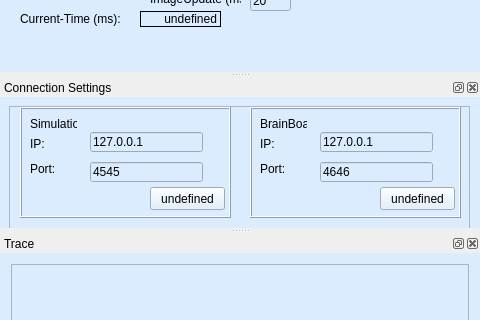
The window that mainwindow.ui (bitschieber/ISFDesktopControl) describes before a commit, drawn with Qt 5; both pictures show x 0 to 480 and y 95 to 415 of the 1024 by 768 pixel window.
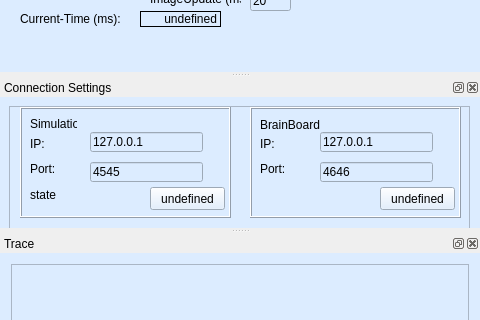
The same window after the commit. Custom widgets are drawn as their Qt base class.

Patch:
```diff
--- a/mainwindow.ui
+++ b/mainwindow.ui
@@ -762,6 +762,19 @@
          <string>4545</string>
         </property>
        </widget>
+       <widget class="QLabel" name="labelConnectionStateSimu">
+        <property name="geometry">
+         <rect>
+          <x>10</x>
+          <y>80</y>
+          <width>81</width>
+          <height>16</height>
+         </rect>
+        </property>
+        <property name="text">
+         <string>state</string>
+        </property>
+       </widget>
       </widget>
       <widget class="QFrame" name="frame_2">
        <property name="geometry">
@@ -809,8 +822,8 @@
          <rect>
           <x>10</x>
           <y>10</y>
-          <width>47</width>
-          <height>13</height>
+          <width>61</width>
+          <height>16</height>
          </rect>
         </property>
         <property name="text">
```
